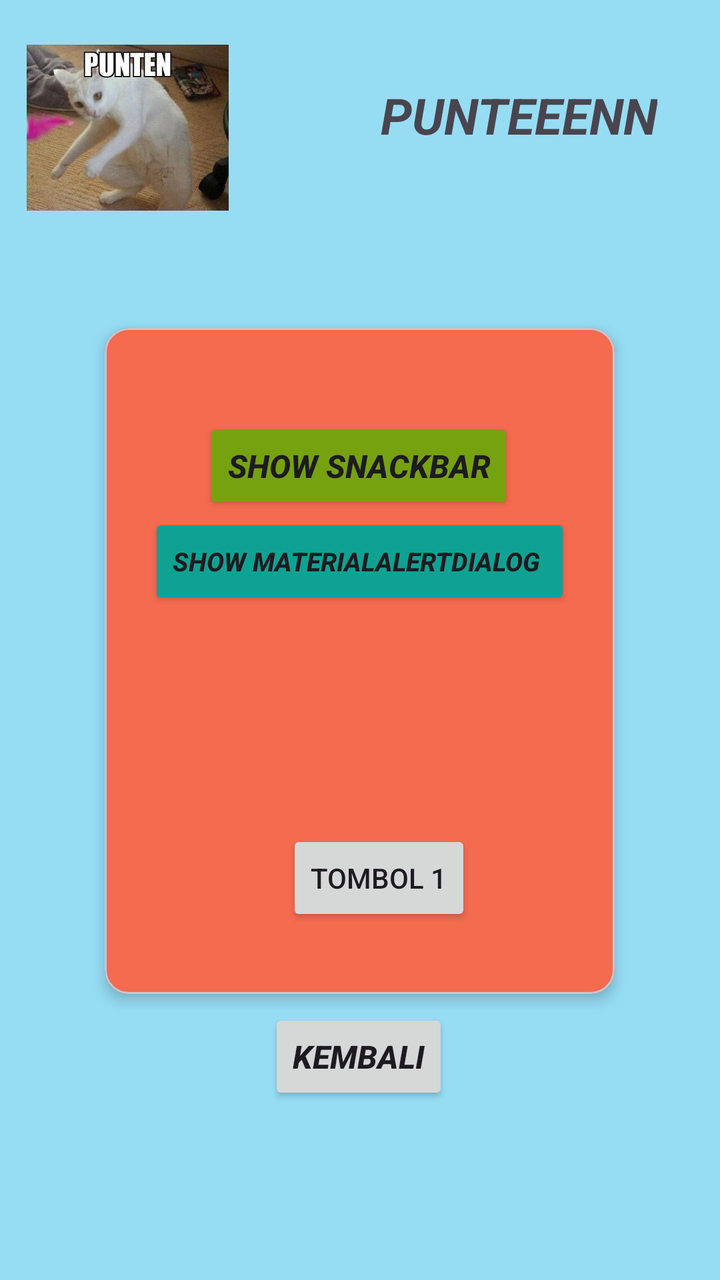
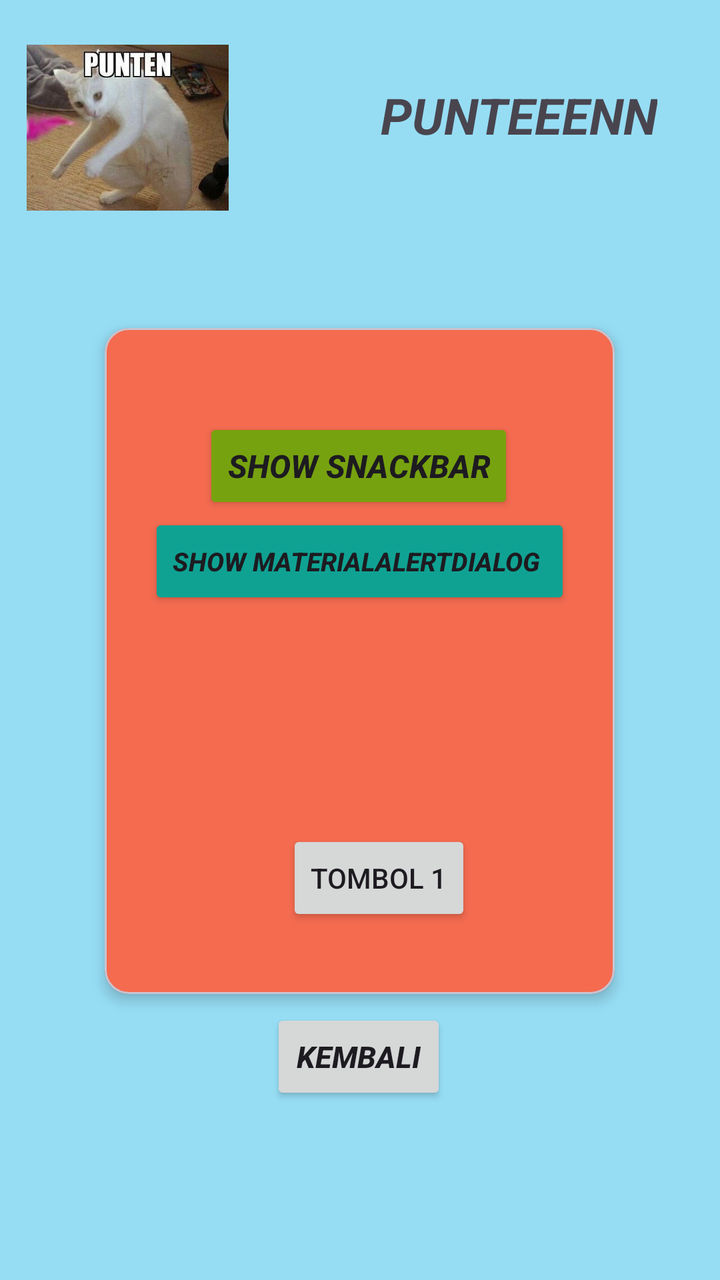

Before-and-after screenshots of an Android layout around one commit, followed by the original layout XML and the change that was made.
<!-- AndroidManifest.xml: application theme Theme.Saturnus_Bagas -->
<!-- res/layout/activity_fourth.xml -->
<?xml version="1.0" encoding="utf-8"?>
<androidx.constraintlayout.widget.ConstraintLayout xmlns:android="http://schemas.android.com/apk/res/android"
    xmlns:app="http://schemas.android.com/apk/res-auto"
    xmlns:tools="http://schemas.android.com/tools"
    android:id="@+id/main"
    android:layout_width="match_parent"
    android:layout_height="match_parent"
    android:background="#D984D9F2"
    tools:context=".pertemuan_4.FourthActivity">

    <com.google.android.material.card.MaterialCardView
        android:layout_width="255dp"
        android:layout_height="333dp"
        android:layout_marginTop="164dp"
        android:backgroundTint="#F46B50"
        app:cardElevation="4dp"
        app:layout_constraintEnd_toEndOf="parent"
        app:layout_constraintHorizontal_bias="0.498"
        app:layout_constraintStart_toStartOf="parent"
        app:layout_constraintTop_toTopOf="parent">

        <androidx.constraintlayout.widget.ConstraintLayout
            android:layout_width="match_parent"
            android:layout_height="match_parent"
            android:layout_margin="15dp">

            <Button
                android:id="@+id/btnShowAlertDialog"
                android:layout_width="wrap_content"
                android:layout_height="wrap_content"
                android:backgroundTint="#0FA293"
                android:text="Show MaterialAlertDialog "
                android:textSize="13dp"
                android:textStyle="bold |italic"
                app:layout_constraintBottom_toBottomOf="parent"
                app:layout_constraintEnd_toEndOf="parent"
                app:layout_constraintStart_toStartOf="parent"
                app:layout_constraintTop_toTopOf="parent"
                app:layout_constraintVertical_bias="0.305" />

            <Button
                android:id="@+id/btnShowSnackbar"
                android:layout_width="wrap_content"
                android:layout_height="wrap_content"
                android:backgroundTint="#77A20F"
                android:text="Show SnackBar"
                android:textSize="16dp"
                android:textStyle="bold |italic"
                app:layout_constraintBottom_toBottomOf="parent"
                app:layout_constraintEnd_toEndOf="parent"
                app:layout_constraintHorizontal_bias="0.492"
                app:layout_constraintStart_toStartOf="parent"
                app:layout_constraintTop_toTopOf="parent"
                app:layout_constraintVertical_bias="0.117" />

            <Button
                android:id="@+id/btn1"
                android:layout_width="wrap_content"
                android:layout_height="wrap_content"
                android:layout_marginTop="236dp"
                android:text="Tombol 1"
                app:layout_constraintEnd_toEndOf="parent"
                app:layout_constraintHorizontal_bias="0.572"
                app:layout_constraintStart_toStartOf="parent"
                app:layout_constraintTop_toTopOf="parent" />

        </androidx.constraintlayout.widget.ConstraintLayout>

    </com.google.android.material.card.MaterialCardView>

    <ImageView
        android:id="@+id/imgKucing"
        android:layout_width="101dp"
        android:layout_height="101dp"
        app:layout_constraintBottom_toBottomOf="parent"
        app:layout_constraintEnd_toEndOf="parent"
        app:layout_constraintHorizontal_bias="0.051"
        app:layout_constraintStart_toStartOf="parent"
        app:layout_constraintTop_toTopOf="parent"
        app:layout_constraintVertical_bias="0.025"
        app:srcCompat="@drawable/kucing" />

    <TextView
        android:id="@+id/textAja"
        android:layout_width="wrap_content"
        android:layout_height="wrap_content"
        android:text="PUNTEEENN"
        android:textSize="25dp"
        android:textStyle="bold |italic"
        app:layout_constraintBottom_toBottomOf="parent"
        app:layout_constraintEnd_toEndOf="parent"
        app:layout_constraintHorizontal_bias="0.859"
        app:layout_constraintStart_toStartOf="parent"
        app:layout_constraintTop_toTopOf="parent"
        app:layout_constraintVertical_bias="0.067" />



    <Button
        android:id="@+id/btnKembali"
        android:layout_width="wrap_content"
        android:layout_height="wrap_content"
        android:text="Kembali"
        android:textSize="16dp"
        android:textStyle="bold |italic"
        app:layout_constraintBottom_toBottomOf="parent"
        app:layout_constraintEnd_toEndOf="parent"
        app:layout_constraintHorizontal_bias="0.498"
        app:layout_constraintStart_toStartOf="parent"
        app:layout_constraintTop_toTopOf="parent"
        app:layout_constraintVertical_bias="0.852" />


</androidx.constraintlayout.widget.ConstraintLayout>
<!-- resources referenced by this layout -->
<resources>
  <!-- drawable kucing: jpeg bitmap (drawable, 105535 bytes) -->
  <style name="Theme.Saturnus_Bagas" parent="Base.Theme.Saturnus_Bagas" />
  <style name="Base.Theme.Saturnus_Bagas" parent="Theme.Material3.DayNight.NoActionBar">
          
          
      </style>
</resources>

<!-- the commit's change to res/layout/activity_fourth.xml (unified diff, before → after) -->
@@ -101,7 +101,7 @@
         android:layout_width="wrap_content"
         android:layout_height="wrap_content"
         android:text="Kembali"
-        android:textSize="16dp"
+        android:textSize="15dp"
         android:textStyle="bold |italic"
         app:layout_constraintBottom_toBottomOf="parent"
         app:layout_constraintEnd_toEndOf="parent"
